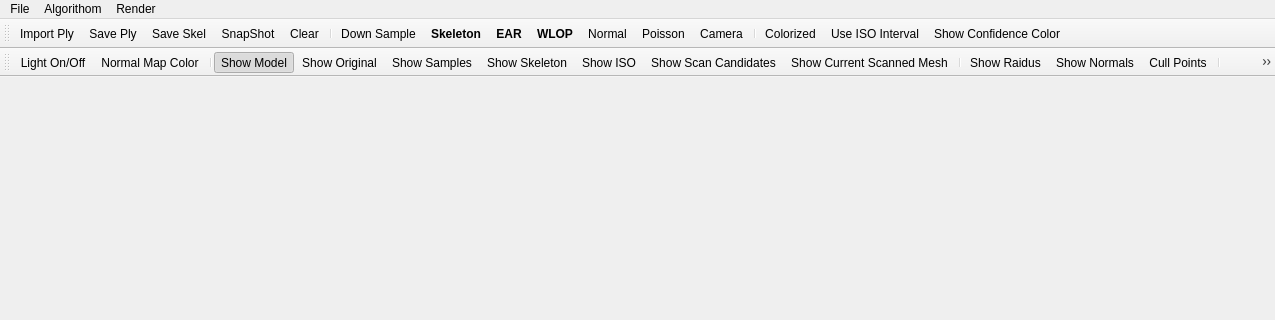
Before: the Qt Designer form Point Cloud/mainwindow.ui in sunwaylive/quality-driven-poisson-guided-autoscanning, drawn with Qt 5; both pictures show x 0 to 1275 and y 0 to 320 of the 1275 by 573 pixel window.
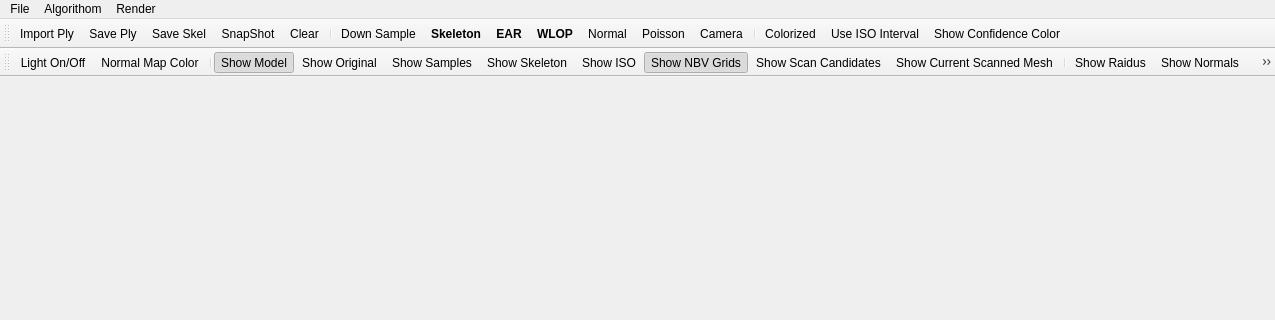
After: the same form once the commit is applied. Icons and pictures are not drawn.

What changed in the file:
```diff
--- a/Point Cloud/mainwindow.ui
+++ b/Point Cloud/mainwindow.ui
@@ -261,6 +261,7 @@
    <addaction name="actionShow_Samples"/>
    <addaction name="actionShow_Skeleton"/>
    <addaction name="actionShow_ISO"/>
+   <addaction name="actionShow_NBV_Grids"/>
    <addaction name="actionShow_Scan_Candidates"/>
    <addaction name="actionShow_Current_Scanned_Mesh"/>
    <addaction name="separator"/>
@@ -814,6 +815,17 @@
     <string>Show Confidence Color</string>
    </property>
   </action>
+  <action name="actionShow_NBV_Grids">
+   <property name="checkable">
+    <bool>true</bool>
+   </property>
+   <property name="checked">
+    <bool>true</bool>
+   </property>
+   <property name="text">
+    <string>Show NBV Grids</string>
+   </property>
+  </action>
  </widget>
  <layoutdefault spacing="6" margin="11"/>
  <resources>
```
Left out of the diff: 1 changed line with no effect on the pictures.
